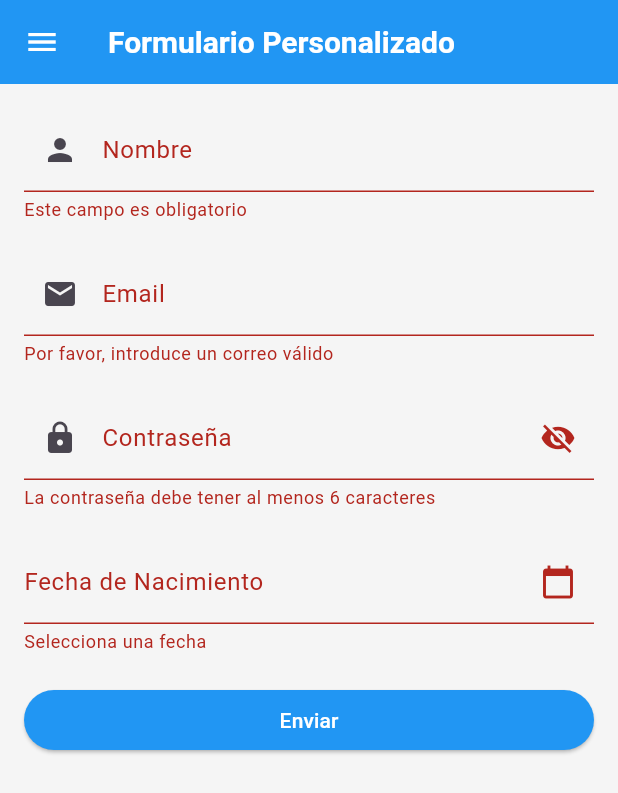
After one commit to alvaro-ruiz/2Flutter, a Flutter app: the Formulario screen opened by its route, after a tap on "Enviar", on a phone screen of 412 x 824 dp. The commit adds this screen. Shown: the top 793 px of the screen. Run offline on Flutter 3.47's test engine with Material 3 defaults, Android fonts, the phone set to English and light mode, and no system bars; our stand-ins replace google_fonts.

Commit message:
entrada 10 drawer

```diff
--- a/analysis_options.yaml
+++ b/analysis_options.yaml
@@ -7,6 +7,9 @@
 
 # The following line activates a set of recommended lints for Flutter apps,
 # packages, and plugins designed to encourage good coding practices.
+analyzer:
+  errors:
+    library_private_types_in_public_api: ignore
 include: package:flutter_lints/flutter.yaml
 
 linter:
--- a/lib/drawer/drawer.dart
+++ b/lib/drawer/drawer.dart
@@ -124,6 +124,16 @@ class MyDrawer extends StatelessWidget {
               Navigator.pushNamed(context, '/juegofoto');
             },
           ),
+          ListTile(
+            leading: const Icon(Icons.edit_document),
+            title: Text(
+              'Formulario',
+              style: GoogleFonts.aladin(fontSize: 24),
+            ),
+            onTap: () {
+              Navigator.pushNamed(context, '/formulario');
+            },
+          ),
         ],
       ),
     );
--- a/lib/routes/approutes.dart
+++ b/lib/routes/approutes.dart
@@ -1,3 +1,4 @@
+import 'package:ejerciciosflutter/screens/from.dart';
 import 'package:flutter/material.dart';
 import '../screens/screens.dart';
 
@@ -13,5 +14,6 @@ class AppRoutes {
     '/contador': (context) => const Contador(),
     '/instagram': (context) => const Instagram(),
     '/juegofoto': (context) => const JuegoFoto(),
+    '/formulario' : (context) => const Formulario(),
   };
 }
--- /dev/null
+++ b/lib/screens/from.dart
@@ -0,0 +1,134 @@
+import 'package:flutter/material.dart';
+
+import '../drawer/drawer.dart';
+
+class Formulario extends StatefulWidget {
+  const Formulario({super.key});
+
+  @override
+  _FormularioState createState() => _FormularioState();
+}
+
+class _FormularioState extends State<Formulario> {
+  final _formKey = GlobalKey<FormState>();
+  final TextEditingController _dateController = TextEditingController();
+  final TextEditingController _passwordController = TextEditingController();
+  final TextEditingController _nameController = TextEditingController();
+  final TextEditingController _emailController = TextEditingController();
+
+  @override
+  void dispose() {
+    _dateController.dispose();
+    _passwordController.dispose();
+    _nameController.dispose();
+    _emailController.dispose();
+    super.dispose();
+  }
+
+  Future<void> _selectDate(BuildContext context) async {
+    final DateTime? picked = await showDatePicker(
+      context: context,
+      initialDate: DateTime.now(),
+      firstDate: DateTime(2000),
+      lastDate: DateTime(2101),
+    );
+    if (picked != null) {
+      setState(() {
+        _dateController.text = "${picked.day}/${picked.month}/${picked.year}";
+      });
+    }
+  }
+
+  @override
+  Widget build(BuildContext context) {
+    return Scaffold(
+      appBar: AppBar(
+        title: const Text('Formulario Personalizado'),
+      ),
+      drawer: const MyDrawer(),
+      body: Padding(
+        padding: const EdgeInsets.all(16.0),
+        child: Form(
+          key: _formKey,
+          child: ListView(
+            children: [
+              TextFormField(
+                controller: _nameController,
+                decoration: const InputDecoration(
+                  labelText: 'Nombre',
+                  prefixIcon: Icon(Icons.person),
+                ),
+                validator: (value) {
+                  if (value == null || value.isEmpty) {
+                    return 'Este campo es obligatorio';
+                  } else if (!RegExp(r"[A-ZÑ][a-zñ]+").hasMatch(value)) {
+                    return 'El nombre debe comenzar por mayúscula y solo contener letras';
+                  }
+                  return null;
+                },
+              ),
+              const SizedBox(height: 20),
+              TextFormField(
+                controller: _emailController,
+                decoration: const InputDecoration(
+                  labelText: 'Email',
+                  prefixIcon: Icon(Icons.email),
+                ),
+                keyboardType: TextInputType.emailAddress,
+                validator: (value) {
+                  if (value == null || !RegExp(r'^[^@]+@[^@]+\.[^@]+').hasMatch(value)) {
+                    return 'Por favor, introduce un correo válido';
+                  }
+                  return null;
+                },
+              ),
+              const SizedBox(height: 20),
+              TextFormField(
+                controller: _passwordController,
+                decoration: const InputDecoration(
+                  labelText: 'Contraseña',
+                  prefixIcon: Icon(Icons.lock),
+                  suffixIcon: Icon(Icons.visibility_off),
+                ),
+                obscureText: true,
+                validator: (value) {
+                  if (value == null || value.length < 6) {
+                    return 'La contraseña debe tener al menos 6 caracteres';
+                  }
+                  return null;
+                },
+              ),
+              const SizedBox(height: 20),
+              TextFormField(
+                controller: _dateController,
+                readOnly: true,
+                decoration: const InputDecoration(
+                  labelText: 'Fecha de Nacimiento',
+                  suffixIcon: Icon(Icons.calendar_today),
+                ),
+                onTap: () => _selectDate(context),
+                validator: (value) {
+                  if (value == null || value.isEmpty) {
+                    return 'Selecciona una fecha';
+                  }
+                  return null;
+                },
+              ),
+              const SizedBox(height: 20),
+              ElevatedButton(
+                onPressed: () {
+                  if (_formKey.currentState!.validate()) {
+                    ScaffoldMessenger.of(context).showSnackBar(
+                      const SnackBar(content: Text('Formulario enviado correctamente')),
+                    );
+                  }
+                },
+                child: const Text('Enviar'),
+              ),
+            ],
+          ),
+        ),
+      ),
+    );
+  }
+}
```
Also changed, not shown: 1 other file.
